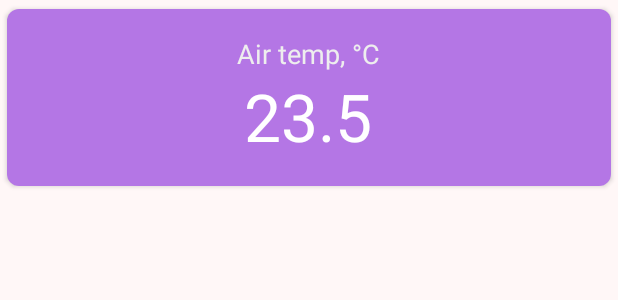
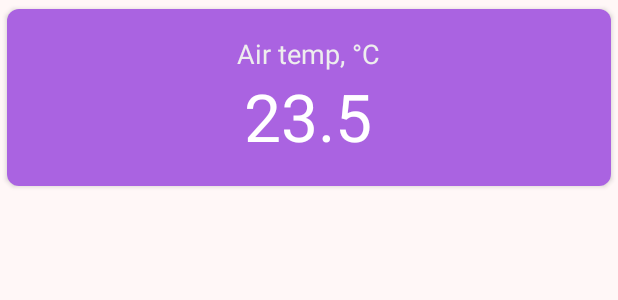
Before and after one commit to TwoEightNine/smarty_smart_cli, an Android app: the layout item_feature.xml on its own in the app's theme, with its tools: preview values and no code run, on a phone screen of 412 x 824 dp. Shown: the top 300 px of the screen. Run offline under Robolectric (Android 15) with nearby library versions, the phone set to English and light mode, and no system bars.

Commit message:
little ui fixes

```diff
--- a/app/src/main/res/layout/activity_main.xml
+++ b/app/src/main/res/layout/activity_main.xml
@@ -24,6 +24,7 @@
             android:layout_width="match_parent"
             android:layout_height="match_parent"
             android:paddingEnd="4dp"
+            android:paddingTop="4dp"
             android:paddingStart="4dp" />
 
 
--- a/app/src/main/res/layout/item_feature.xml
+++ b/app/src/main/res/layout/item_feature.xml
@@ -10,6 +10,9 @@
     <android.support.v7.widget.CardView
         android:layout_width="match_parent"
         android:layout_height="130dp"
+        android:clickable="true"
+        android:focusable="true"
+        android:foreground="?android:attr/selectableItemBackground"
         app:cardCornerRadius="8dp"
         app:cardPreventCornerOverlap="true"
         app:cardUseCompatPadding="true">
--- a/app/src/main/res/values/colors.xml
+++ b/app/src/main/res/values/colors.xml
@@ -9,7 +9,7 @@
     <color name="divider">#ddd</color>
     <color name="text_warning">#df2050</color>
     <color name="background">#fff7f7</color>
-    <color name="primary_trans">#a88e30d8</color>
+    <color name="primary_trans">#c08e30d8</color>
     <color name="primary_trans_light">#ab8e70f8</color>
     <color name="icons">#fff</color>
 </resources>
```
